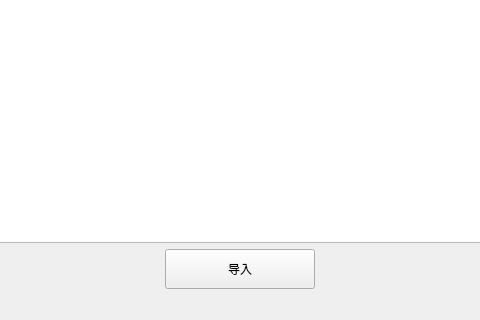
Qt form cstudentdatalist.ui (QJustice/RandomCallPlus) before a commit; both pictures show x 160 to 640 and y 280 to 600 of the 800 by 600 pixel window.
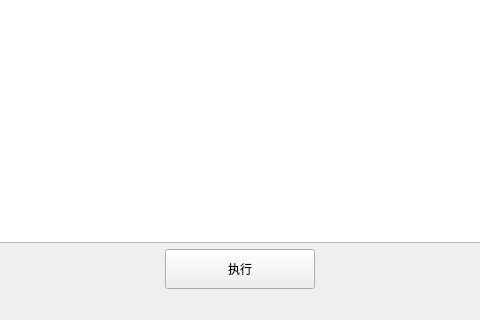
The same form after that commit.

```diff
--- a/cstudentdatalist.ui
+++ b/cstudentdatalist.ui
@@ -98,7 +98,7 @@
          </size>
         </property>
         <property name="text">
-         <string>导入</string>
+         <string>执行</string>
         </property>
        </widget>
       </item>
```
